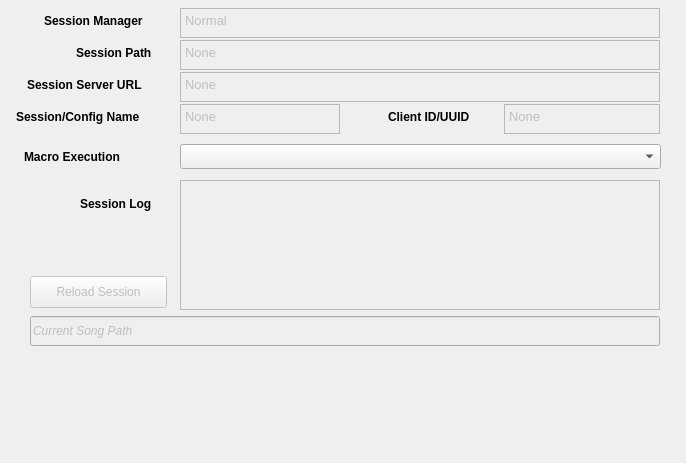
This is seq_qt5/forms/qsessionframe.ui in ahlstromcj/seq66 as Qt 5 draws it before an edit. The edited form follows.
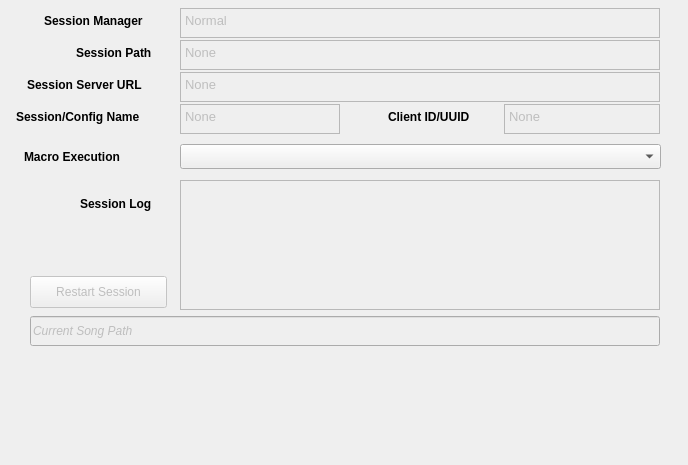
This is the edited form.

Commit message: Revisited issue #41, added another reload button.

Diff of the .ui file:
```diff
--- a/seq_qt5/forms/qsessionframe.ui
+++ b/seq_qt5/forms/qsessionframe.ui
@@ -6,8 +6,8 @@
    <rect>
     <x>0</x>
     <y>0</y>
-    <width>686</width>
-    <height>463</height>
+    <width>688</width>
+    <height>465</height>
    </rect>
   </property>
   <property name="windowTitle">
@@ -220,7 +220,7 @@
     </size>
    </property>
    <property name="text">
-    <string>Reload Session</string>
+    <string>Restart Session</string>
    </property>
   </widget>
   <widget class="QTextEdit" name="sessionManagerNameText">
```
Left out of the diff: 3 changed lines with no effect on the pictures. The commit also changes 18 other files.
